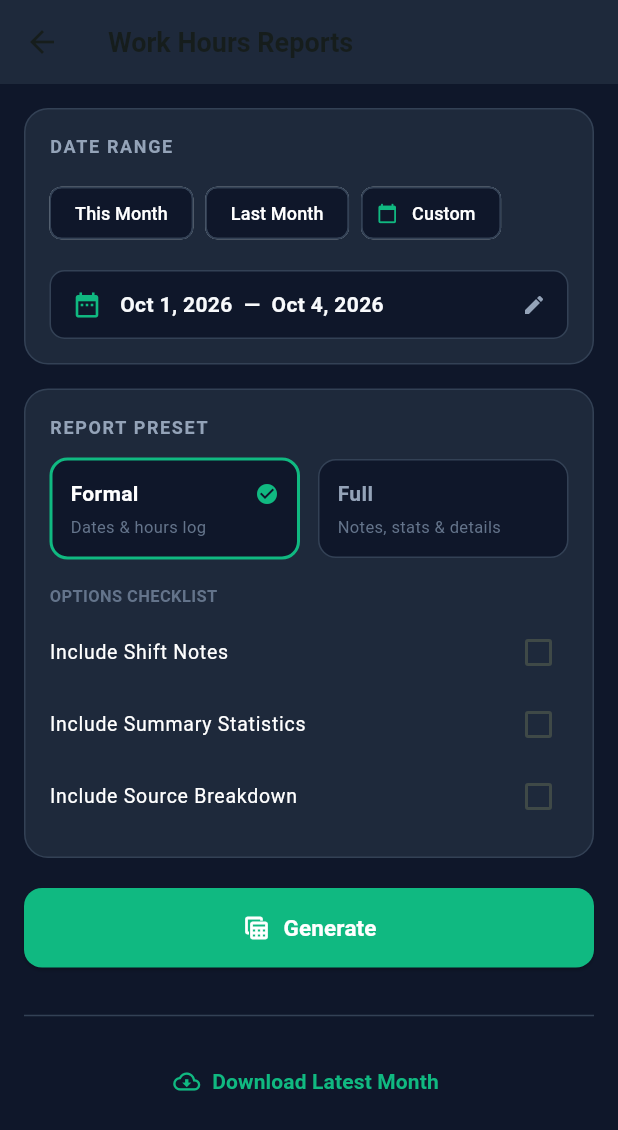
After one commit to Kamil-Suhak/work-hours-tracker, a Flutter app: the screen it shows after launch, after a tap on the "assessment" icon, on a phone screen of 412 x 824 dp. The commit adds this screen. Shown: the top 1130 px of the screen. Run offline on Flutter 3.47's test engine with Material 3 defaults, Android fonts, the phone set to English and light mode, and no system bars; our stand-ins replace flutter_riverpod, flutter_secure_storage; network calls fail.

Commit message:
feat: add reports screen with date range picker and presets

```diff
--- a/mobile/lib/features/clock/clock_screen.dart
+++ b/mobile/lib/features/clock/clock_screen.dart
@@ -5,6 +5,7 @@ import 'package:flutter_riverpod/flutter_riverpod.dart';
 import 'package:intl/intl.dart';
 import '../../api/models.dart';
 import '../history/recent_shifts_sheet.dart';
+import '../reports/reports_screen.dart';
 import '../settings/settings_dialog.dart';
 import '../settings/settings_notifier.dart';
 import '../settings/widget_sync_service.dart';
@@ -64,6 +65,15 @@ class _ClockScreenState extends ConsumerState<ClockScreen> {
 
     return Scaffold(
       appBar: AppBar(
+        leading: IconButton(
+          icon: const Icon(Icons.assessment_outlined),
+          tooltip: 'Reports',
+          onPressed: () {
+            Navigator.of(context).push(
+              MaterialPageRoute(builder: (_) => const ReportsScreen()),
+            );
+          },
+        ),
         title: const Text('Work Hours Tracker'),
         centerTitle: true,
         actions: [
--- /dev/null
+++ b/mobile/lib/features/reports/reports_screen.dart
@@ -0,0 +1,561 @@
+import 'package:flutter/material.dart';
+import 'package:flutter_riverpod/flutter_riverpod.dart';
+import 'package:intl/intl.dart';
+import '../../api/api_client.dart';
+import '../clock/clock_notifier.dart';
+import 'report_file_service.dart';
+
+class ReportsScreen extends ConsumerStatefulWidget {
+  const ReportsScreen({super.key});
+
+  @override
+  ConsumerState<ReportsScreen> createState() => _ReportsScreenState();
+}
+
+class _ReportsScreenState extends ConsumerState<ReportsScreen> {
+  late DateTime _startDate;
+  late DateTime _endDate;
+  String _preset = 'formal'; // 'formal' | 'full'
+
+  // Options checklist
+  bool _includeNotes = false;
+  bool _includeStats = false;
+  bool _includeSource = false;
+
+  bool _isGenerating = false;
+  bool _isDownloadingLatest = false;
+  String? _lastGeneratedPath;
+  String? _lastGeneratedFilename;
+  String? _statusMessage;
+
+  final DateFormat _dateFormat = DateFormat('yyyy-MM-dd');
+  final DateFormat _displayFormat = DateFormat('MMM d, yyyy');
+
+  @override
+  void initState() {
+    super.initState();
+    final now = DateTime.now();
+    // Default: Month-To-Date (MTD)
+    _startDate = DateTime(now.year, now.month, 1);
+    _endDate = now;
+  }
+
+  void _setThisMonth() {
+    final now = DateTime.now();
+    setState(() {
+      _startDate = DateTime(now.year, now.month, 1);
+      _endDate = now;
+    });
+  }
+
+  void _setLastMonth() {
+    final now = DateTime.now();
+    setState(() {
+      _startDate = DateTime(now.year, now.month - 1, 1);
+      _endDate = DateTime(now.year, now.month, 0); // Last day of previous month
+    });
+  }
+
+  Future<void> _pickDateRange() async {
+    final picked = await showDateRangePicker(
+      context: context,
+      firstDate: DateTime(2020),
+      lastDate: DateTime.now().add(const Duration(days: 365)),
+      initialDateRange: DateTimeRange(start: _startDate, end: _endDate),
+      builder: (context, child) {
+        return Theme(
+          data: ThemeData.dark().copyWith(
+            colorScheme: const ColorScheme.dark(
+              primary: Color(0xFF10B981),
+              onPrimary: Colors.white,
+              surface: Color(0xFF1E293B),
+              onSurface: Color(0xFFF8FAFC),
+            ),
+          ),
+          child: child!,
+        );
+      },
+    );
+
+    if (picked != null) {
+      setState(() {
+        _startDate = picked.start;
+        _endDate = picked.end;
+      });
+    }
+  }
+
+  void _onPresetChanged(String newPreset) {
+    setState(() {
+      _preset = newPreset;
+      if (newPreset == 'full') {
+        // Full preset turns all options on by default
+        _includeNotes = true;
+        _includeStats = true;
+        _includeSource = true;
+      }
+    });
+  }
+
+  Future<void> _generateReport() async {
+    setState(() {
+      _isGenerating = true;
+      _statusMessage = null;
+    });
+
+    try {
+      final apiClient = ref.read(apiClientProvider);
+      final result = await apiClient.generateReport(
+        startDate: _startDate,
+        endDate: _endDate,
+        preset: _preset,
+        includeNotes: _preset == 'full' ? true : _includeNotes,
+        includeStats: _preset == 'full' ? true : _includeStats,
+        includeSource: _preset == 'full' ? true : _includeSource,
+      );
+
+      final path = await ReportFileService.saveAndOpenReport(
+        bytes: result.bytes,
+        filename: result.filename,
+      );
+
+      setState(() {
+        _lastGeneratedPath = path;
+        _lastGeneratedFilename = result.filename;
+        _statusMessage = 'Generated ${result.totalHours.toStringAsFixed(1)}h (${result.totalShifts} shifts)';
+      });
+
+      if (mounted) {
+        ScaffoldMessenger.of(context).showSnackBar(
+          SnackBar(
+            content: Text('Report generated: ${result.filename}'),
+            backgroundColor: const Color(0xFF0F766E),
+          ),
+        );
+      }
+    } catch (e) {
+      if (mounted) {
+        ScaffoldMessenger.of(context).showSnackBar(
+          SnackBar(
+            content: Text('Failed to generate report: $e'),
+            backgroundColor: Colors.red[800],
+          ),
+        );
+      }
+    } finally {
+      if (mounted) {
+        setState(() => _isGenerating = false);
+      }
+    }
+  }
+
+  Future<void> _openLastReport() async {
+    if (_lastGeneratedPath != null) {
+      await ReportFileService.openReportFile(_lastGeneratedPath!);
+    }
+  }
+
+  Future<void> _downloadLatestMonth() async {
+    setState(() {
+      _isDownloadingLatest = true;
+      _statusMessage = null;
+    });
+
+    try {
+      final apiClient = ref.read(apiClientProvider);
+      final latest = await apiClient.getLatestReport();
+
+      if (latest == null || latest['filename'] == null) {
+        if (mounted) {
+          ScaffoldMessenger.of(context).showSnackBar(
+            const SnackBar(
+              content: Text('No automated monthly report available in storage yet.'),
+              backgroundColor: Colors.amber,
+            ),
+          );
+        }
+        return;
+      }
+
+      final filename = latest['filename'] as String;
+      final bytes = await apiClient.downloadReport(filename);
+
+      final cleanName = filename.split('/').last;
+      final path = await ReportFileService.saveAndOpenReport(
+        bytes: bytes,
+        filename: cleanName,
+      );
+
+      setState(() {
+        _lastGeneratedPath = path;
+        _lastGeneratedFilename = cleanName;
+        _statusMessage = 'Downloaded automated archive: ${latest['month'] ?? cleanName}';
+      });
+
+      if (mounted) {
+        ScaffoldMessenger.of(context).showSnackBar(
+          SnackBar(
+            content: Text('Downloaded: $cleanName'),
+            backgroundColor: const Color(0xFF0F766E),
+          ),
+        );
+      }
+    } catch (e) {
+      if (mounted) {
+        ScaffoldMessenger.of(context).showSnackBar(
+          SnackBar(
+            content: Text('Failed to download latest report: $e'),
+            backgroundColor: Colors.red[800],
+          ),
+        );
+      }
+    } finally {
+      if (mounted) {
+        setState(() => _isDownloadingLatest = false);
+      }
+    }
+  }
+
+  @override
+  Widget build(BuildContext context) {
+    const activeColor = Color(0xFF10B981); // Emerald
+    const slateDark = Color(0xFF1E293B);
+    const slateBackground = Color(0xFF0F172A);
+
+    return Scaffold(
+      backgroundColor: slateBackground,
+      appBar: AppBar(
+        backgroundColor: slateDark,
+        elevation: 0,
+        title: const Text(
+          'Work Hours Reports',
+          style: TextStyle(fontWeight: FontWeight.bold, fontSize: 18),
+        ),
+      ),
+      body: SingleChildScrollView(
+        padding: const EdgeInsets.all(16.0),
+        child: Column(
+          crossAxisAlignment: CrossAxisAlignment.stretch,
+          children: [
+            // Date Range Card
+            Container(
+              padding: const EdgeInsets.all(16),
+              decoration: BoxDecoration(
+                color: slateDark,
+                borderRadius: BorderRadius.circular(16),
+                border: Border.all(color: const Color(0xFF334155)),
+              ),
+              child: Column(
+                crossAxisAlignment: CrossAxisAlignment.start,
+                children: [
+                  const Text(
+                    'DATE RANGE',
+                    style: TextStyle(
+                      fontSize: 12,
+                      fontWeight: FontWeight.w700,
+                      color: Color(0xFF94A3B8),
+                      letterSpacing: 1.1,
+                    ),
+                  ),
+                  const SizedBox(height: 12),
+
+                  // Quick selection chips
+                  Wrap(
+                    spacing: 8,
+                    children: [
+                      ActionChip(
+                        label: const Text('This Month'),
+                        backgroundColor: const Color(0xFF0F172A),
+                        side: const BorderSide(color: Color(0xFF334155)),
+                        labelStyle: const TextStyle(fontSize: 12, color: Colors.white),
+                        onPressed: _setThisMonth,
+                      ),
+                      ActionChip(
+                        label: const Text('Last Month'),
+                        backgroundColor: const Color(0xFF0F172A),
+                        side: const BorderSide(color: Color(0xFF334155)),
+                        labelStyle: const TextStyle(fontSize: 12, color: Colors.white),
+                        onPressed: _setLastMonth,
+                      ),
+                      ActionChip(
+                        avatar: const Icon(Icons.calendar_today, size: 14, color: activeColor),
+                        label: const Text('Custom'),
+                        backgroundColor: const Color(0xFF0F172A),
+                        side: const BorderSide(color: Color(0xFF334155)),
+                        labelStyle: const TextStyle(fontSize: 12, color: Colors.white),
+                        onPressed: _pickDateRange,
+                      ),
+                    ],
+                  ),
+                  const SizedBox(height: 14),
+
+                  // Display selected range
+                  InkWell(
+                    borderRadius: BorderRadius.circular(10),
+                    onTap: _pickDateRange,
+                    child: Container(
+                      padding: const EdgeInsets.symmetric(horizontal: 14, vertical: 12),
+                      decoration: BoxDecoration(
+                        color: const Color(0xFF0F172A),
+                        borderRadius: BorderRadius.circular(10),
+                        border: Border.all(color: const Color(0xFF334155)),
+                      ),
+                      child: Row(
+                        children: [
+                          const Icon(Icons.date_range, color: activeColor, size: 20),
+                          const SizedBox(width: 12),
+                          Expanded(
+                            child: Text(
+                              '${_displayFormat.format(_startDate)}  —  ${_displayFormat.format(_endDate)}',
+                              style: const TextStyle(
+                                fontSize: 14,
+                                fontWeight: FontWeight.w600,
+                                color: Color(0xFFF8FAFC),
+                              ),
+                            ),
+                          ),
+                          const Icon(Icons.edit, color: Color(0xFF94A3B8), size: 16),
+                        ],
+                      ),
+                    ),
+                  ),
+                ],
+              ),
+            ),
+
+            const SizedBox(height: 16),
+
+            // Preset Selector Card
+            Container(
+              padding: const EdgeInsets.all(16),
+              decoration: BoxDecoration(
+                color: slateDark,
+                borderRadius: BorderRadius.circular(16),
+                border: Border.all(color: const Color(0xFF334155)),
+              ),
+              child: Column(
+                crossAxisAlignment: CrossAxisAlignment.start,
+                children: [
+                  const Text(
+                    'REPORT PRESET',
+                    style: TextStyle(
+                      fontSize: 12,
+                      fontWeight: FontWeight.w700,
+                      color: Color(0xFF94A3B8),
+                      letterSpacing: 1.1,
+                    ),
+                  ),
+                  const SizedBox(height: 12),
+
+                  Row(
+                    children: [
+                      Expanded(
+                        child: _buildPresetCard(
+                          title: 'Formal',
+                          subtitle: 'Dates & hours log',
+                          isSelected: _preset == 'formal',
+                          onTap: () => _onPresetChanged('formal'),
+                        ),
+                      ),
+                      const SizedBox(width: 12),
+                      Expanded(
+                        child: _buildPresetCard(
+                          title: 'Full',
+                          subtitle: 'Notes, stats & details',
+                          isSelected: _preset == 'full',
+                          onTap: () => _onPresetChanged('full'),
+                        ),
+                      ),
+                    ],
+                  ),
+                  const SizedBox(height: 16),
+
+                  // Options Checklist (active when Formal, auto-checked when Full)
+                  const Text(
+                    'OPTIONS CHECKLIST',
+                    style: TextStyle(
+                      fontSize: 11,
+                      fontWeight: FontWeight.w600,
+                      color: Color(0xFF64748B),
+                    ),
+                  ),
+                  const SizedBox(height: 6),
+
+                  Material(
+                    color: Colors.transparent,
+                    child: Column(
+                      children: [
+                        CheckboxListTile(
+                          dense: true,
+                          contentPadding: EdgeInsets.zero,
+                          activeColor: activeColor,
+                          title: const Text('Include Shift Notes', style: TextStyle(fontSize: 13, color: Colors.white)),
+                          value: _preset == 'full' ? true : _includeNotes,
+                          onChanged: _preset == 'full'
+                              ? null
+                              : (val) => setState(() => _includeNotes = val ?? false),
+                        ),
+                        CheckboxListTile(
+                          dense: true,
+                          contentPadding: EdgeInsets.zero,
+                          activeColor: activeColor,
+                          title: const Text('Include Summary Statistics', style: TextStyle(fontSize: 13, color: Colors.white)),
+                          value: _preset == 'full' ? true : _includeStats,
+                          onChanged: _preset == 'full'
+                              ? null
+                              : (val) => setState(() => _includeStats = val ?? false),
+                        ),
+                        CheckboxListTile(
+                          dense: true,
+                          contentPadding: EdgeInsets.zero,
+                          activeColor: activeColor,
+                          title: const Text('Include Source Breakdown', style: TextStyle(fontSize: 13, color: Colors.white)),
+                          value: _preset == 'full' ? true : _includeSource,
+                          onChanged: _preset == 'full'
+                              ? null
+                              : (val) => setState(() => _includeSource = val ?? false),
+                        ),
+                      ],
+                    ),
+                  ),
+                ],
+              ),
+            ),
+
+            const SizedBox(height: 20),
+
+            // Action Buttons Row: "Generate" & "Open"
+            Row(
+              children: [
+                Expanded(
+                  flex: 3,
+                  child: ElevatedButton.icon(
+                    style: ElevatedButton.styleFrom(
+                      backgroundColor: activeColor,
+                      foregroundColor: Colors.white,
+                      padding: const EdgeInsets.symmetric(vertical: 16),
+                      shape: RoundedRectangleBorder(borderRadius: BorderRadius.circular(12)),
+                    ),
+                    onPressed: _isGenerating ? null : _generateReport,
+                    icon: _isGenerating
+                        ? const SizedBox(
+                            width: 18,
+                            height: 18,
+                            child: CircularProgressIndicator(strokeWidth: 2, color: Colors.white),
+                          )
+                        : const Icon(Icons.table_view, size: 20),
+                    label: const Text(
+                      'Generate',
+                      style: TextStyle(fontWeight: FontWeight.w700, fontSize: 15),
+                    ),
+                  ),
+                ),
+                if (_lastGeneratedPath != null) ...[
+                  const SizedBox(width: 12),
+                  Expanded(
+                    flex: 2,
+                    child: OutlinedButton.icon(
+                      style: OutlinedButton.styleFrom(
+                        foregroundColor: activeColor,
+                        side: const BorderSide(color: activeColor, width: 1.5),
+                        padding: const EdgeInsets.symmetric(vertical: 16),
+                        shape: RoundedRectangleBorder(borderRadius: BorderRadius.circular(12)),
+                      ),
+                      onPressed: _openLastReport,
+                      icon: const Icon(Icons.open_in_new, size: 18),
+                      label: const Text(
+                        'Open',
+                        style: TextStyle(fontWeight: FontWeight.w700, fontSize: 15),
+                      ),
+                    ),
+                  ),
+                ],
+              ],
+            ),
+
+            if (_statusMessage != null) ...[
+              const SizedBox(height: 12),
+              Center(
+                child: Text(
+                  _statusMessage!,
+                  style: const TextStyle(fontSize: 12, color: Color(0xFF94A3B8)),
+                ),
+              ),
+            ],
+
+            const SizedBox(height: 24),
+            const Divider(color: Color(0xFF334155)),
+            const SizedBox(height: 12),
+
+            // Automated Storage Archive section
+            Center(
+              child: TextButton.icon(
+                onPressed: _isDownloadingLatest ? null : _downloadLatestMonth,
+                icon: _isDownloadingLatest
+                    ? const SizedBox(
+                        width: 16,
+                        height: 16,
+                        child: CircularProgressIndicator(strokeWidth: 2, color: activeColor),
+                      )
+                    : const Icon(Icons.cloud_download_outlined, color: activeColor),
+                label: const Text(
+                  'Download Latest Month',
+                  style: TextStyle(color: activeColor, fontWeight: FontWeight.w600),
+                ),
+              ),
+            ),
+          ],
+        ),
+      ),
+    );
+  }
+
+  Widget _buildPresetCard({
+    required String title,
+    required String subtitle,
+    required bool isSelected,
+    required VoidCallback onTap,
+  }) {
+    const activeColor = Color(0xFF10B981);
+    return InkWell(
+      borderRadius: BorderRadius.circular(12),
+      onTap: onTap,
+      child: Container(
+        padding: const EdgeInsets.all(12),
+        decoration: BoxDecoration(
+          color: const Color(0xFF0F172A),
+          borderRadius: BorderRadius.circular(12),
+          border: Border.all(
+            color: isSelected ? activeColor : const Color(0xFF334155),
+            width: isSelected ? 2 : 1,
+          ),
+        ),
+        child: Column(
+          crossAxisAlignment: CrossAxisAlignment.start,
+          children: [
+            Row(
+              children: [
+                Text(
+                  title,
+                  style: TextStyle(
+                    fontWeight: FontWeight.w700,
+                    fontSize: 14,
+                    color: isSelected ? Colors.white : const Color(0xFF94A3B8),
+                  ),
+                ),
+                const Spacer(),
+                if (isSelected)
+                  const Icon(Icons.check_circle, color: activeColor, size: 16),
+              ],
+            ),
+            const SizedBox(height: 4),
+            Text(
+              subtitle,
+              style: const TextStyle(fontSize: 11, color: Color(0xFF64748B)),
+            ),
+          ],
+        ),
+      ),
+    );
+  }
+}
```
Also changed, not shown: mobile/lib/api/api_client.dart (+64 -0 lines).
